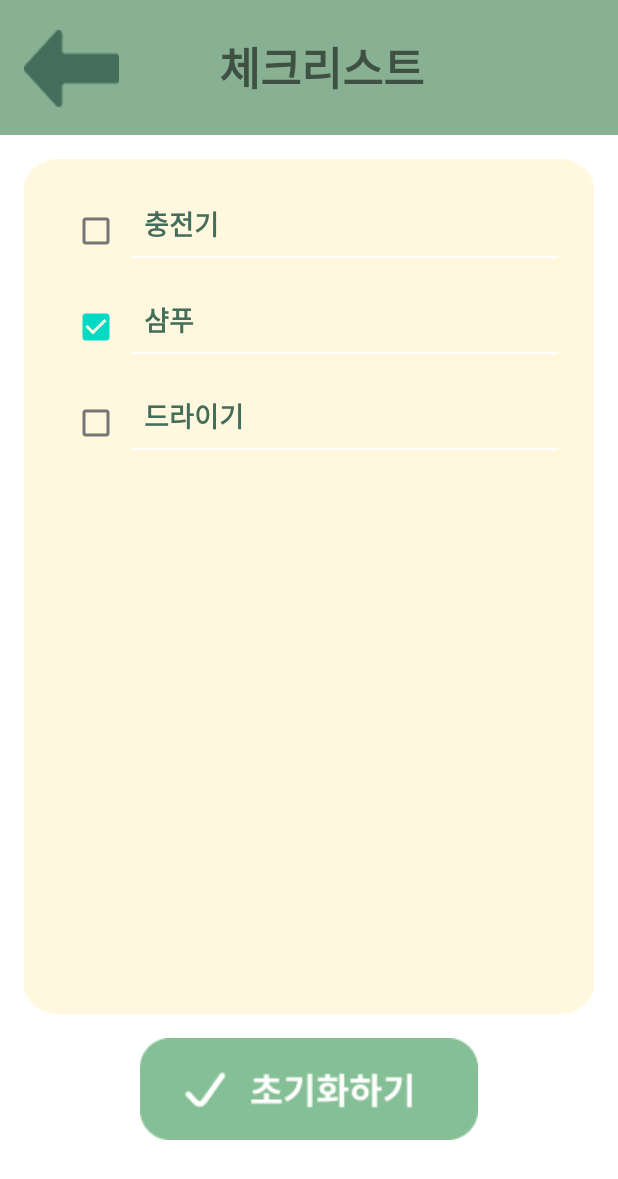
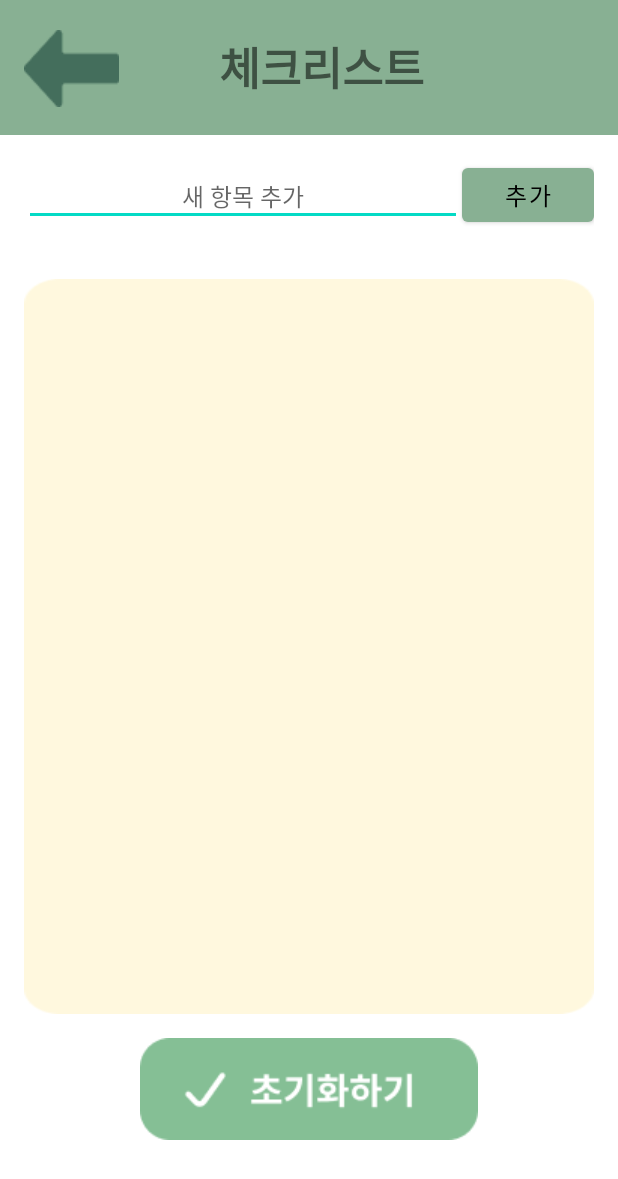
Before and after one commit to domong717/tripkey, an Android app: the ChecklistActivity screen opened directly, with no data from a screen before it, on a phone screen of 412 x 824 dp. Shown: the top 1179 px of the screen. Run offline under Robolectric (Android 15) with nearby library versions, the phone set to English and light mode, and no system bars.

Commit message:
체크리스트 추가 / 리스트 저장 및 불러오기

```diff
--- a/app/src/main/java/com/example/tripkey/ChecklistActivity.java
+++ b/app/src/main/java/com/example/tripkey/ChecklistActivity.java
@@ -1,8 +1,12 @@
 package com.example.tripkey;
 
+import android.content.SharedPreferences;
 import android.os.Bundle;
 import android.view.View;
+import android.widget.Button;
+import android.widget.EditText;
 import android.widget.ImageButton;
+import android.widget.Toast;
 
 import androidx.appcompat.app.AppCompatActivity;
 import androidx.recyclerview.widget.LinearLayoutManager;
@@ -10,25 +14,61 @@ import androidx.recyclerview.widget.RecyclerView;
 
 import java.util.ArrayList;
 import java.util.List;
+import java.util.Map;
 
 public class ChecklistActivity extends AppCompatActivity {
 
     private List<ChecklistItem> checklistItems; // 체크리스트 데이터
     private ChecklistAdapter adapter;          // RecyclerView 어댑터
+    private EditText newItemEditText; // 새 항목 입력 필드
+    private SharedPreferences sharedPreferences; // SharedPreferences
+
 
     @Override
     protected void onCreate(Bundle savedInstanceState) {
         super.onCreate(savedInstanceState);
         setContentView(R.layout.activity_checklist); // XML 레이아웃 연결
 
-        // 데이터 초기화
-        initializeData();
+        // SharedPreferences 초기화
+        sharedPreferences = getSharedPreferences("ChecklistPrefs", MODE_PRIVATE);
+        // 데이터 초기화 및 로드
+        checklistItems = new ArrayList<>();
+        loadChecklistItems(); // SharedPreferences에서 데이터 로드
+
+
 
         // RecyclerView 설정
         RecyclerView recyclerView = findViewById(R.id.recyclerView);
         recyclerView.setLayoutManager(new LinearLayoutManager(this));
         adapter = new ChecklistAdapter(checklistItems);
         recyclerView.setAdapter(adapter);
+
+        // 추가 버튼 클릭 이벤트
+        newItemEditText = findViewById(R.id.newItemEditText);
+        Button addButton = findViewById(R.id.addButton);
+        addButton.setOnClickListener(new View.OnClickListener() {
+            @Override
+            public void onClick(View v) {
+                String newItemText = newItemEditText.getText().toString().trim();
+                if (!newItemText.isEmpty()) {
+                    // 새 항목 생성 및 추가
+                    ChecklistItem newItem = new ChecklistItem(newItemText, false);
+                    checklistItems.add(newItem);
+
+                    // RecyclerView 갱신
+                    adapter.notifyDataSetChanged();
+
+                    // SharedPreferences에 저장
+                    saveChecklistItem(newItem);
+
+                    // 입력 필드 초기화
+                    newItemEditText.setText("");
+                } else {
+                    // 입력 필드가 비어 있을 경우 Toast 메시지 표시
+                    Toast.makeText(ChecklistActivity.this, "항목 이름을 입력하세요.", Toast.LENGTH_SHORT).show();
+                }
+            }
+        });
 
         // 초기화 버튼 클릭 이벤트
         ImageButton resetButton = findViewById(R.id.resetButton);
@@ -40,23 +80,37 @@ public class ChecklistActivity extends AppCompatActivity {
     }
 
     /**
-     * 체크리스트 데이터를 초기화합니다.
-     */
-    private void initializeData() {
-        checklistItems = new ArrayList<>();
-        checklistItems.add(new ChecklistItem("충전기", false));
-        checklistItems.add(new ChecklistItem("샴푸", true));
-        checklistItems.add(new ChecklistItem("드라이기", false));
-        // 필요한 항목 추가 가능
-    }
-
-    /**
      * 체크리스트를 초기화(모든 체크박스 해제)합니다.
      */
     private void resetChecklist() {
         for (ChecklistItem item : checklistItems) {
             item.setChecked(false); // 모든 항목의 체크 상태를 해제
+            saveChecklistItem(item); // SharedPreferences에 업데이트
         }
         adapter.notifyDataSetChanged(); // RecyclerView 갱신
     }
+
+
+    /**
+     * 체크리스트 항목을 SharedPreferences에 저장합니다.
+     */
+    public void saveChecklistItem(ChecklistItem item) {
+        SharedPreferences.Editor editor = sharedPreferences.edit();
+        editor.putBoolean(item.getText(), item.isChecked());
+        editor.apply();
+    }
+    /**
+     * SharedPreferences에서 체크리스트 항목을 로드합니다.
+     */
+    private void loadChecklistItems() {
+        Map<String, ?> allEntries = sharedPreferences.getAll();
+        for (Map.Entry<String, ?> entry : allEntries.entrySet()) {
+            if (entry.getValue() instanceof Boolean) {
+                String key = entry.getKey();
+                boolean value = (boolean) entry.getValue();
+                checklistItems.add(new ChecklistItem(key, value));
+            }
+        }
+    }
+
 }
--- a/app/src/main/res/layout/activity_checklist.xml
+++ b/app/src/main/res/layout/activity_checklist.xml
@@ -36,13 +36,42 @@
         android:contentDescription="back 버튼"
         />
 
+    <LinearLayout
+        android:id="@+id/addLayout"
+        android:layout_width="0dp"
+        android:layout_height="wrap_content"
+        android:orientation="horizontal"
+        android:padding="16dp"
+        app:layout_constraintTop_toBottomOf="@id/toolbar"
+        app:layout_constraintStart_toStartOf="parent"
+        app:layout_constraintEnd_toEndOf="parent">
+
+        <EditText
+            android:id="@+id/newItemEditText"
+            android:layout_width="0dp"
+            android:layout_height="wrap_content"
+            android:layout_weight="1"
+            android:hint="새 항목 추가"
+            android:textAlignment="center"
+            android:textSize="16sp"
+            android:padding="8dp" />
+
+        <Button
+            android:id="@+id/addButton"
+            android:layout_width="wrap_content"
+            android:layout_height="wrap_content"
+            android:text="추가"
+            android:textSize="16sp" />
+    </LinearLayout>
+
+
     <!-- 체크리스트 배경 -->
     <LinearLayout
         android:id="@+id/checklistContainer"
         android:layout_width="0dp"
         android:layout_height="0dp"
         android:layout_margin="16dp"
-        app:layout_constraintTop_toBottomOf="@id/toolbar"
+        app:layout_constraintTop_toBottomOf="@id/addLayout"
         app:layout_constraintStart_toStartOf="parent"
         app:layout_constraintEnd_toEndOf="parent"
         app:layout_constraintBottom_toTopOf="@id/resetButtonContainer"
```
Also changed, not shown: app/src/main/java/com/example/tripkey/ChecklistAdapter.java (+10 -2 lines).
